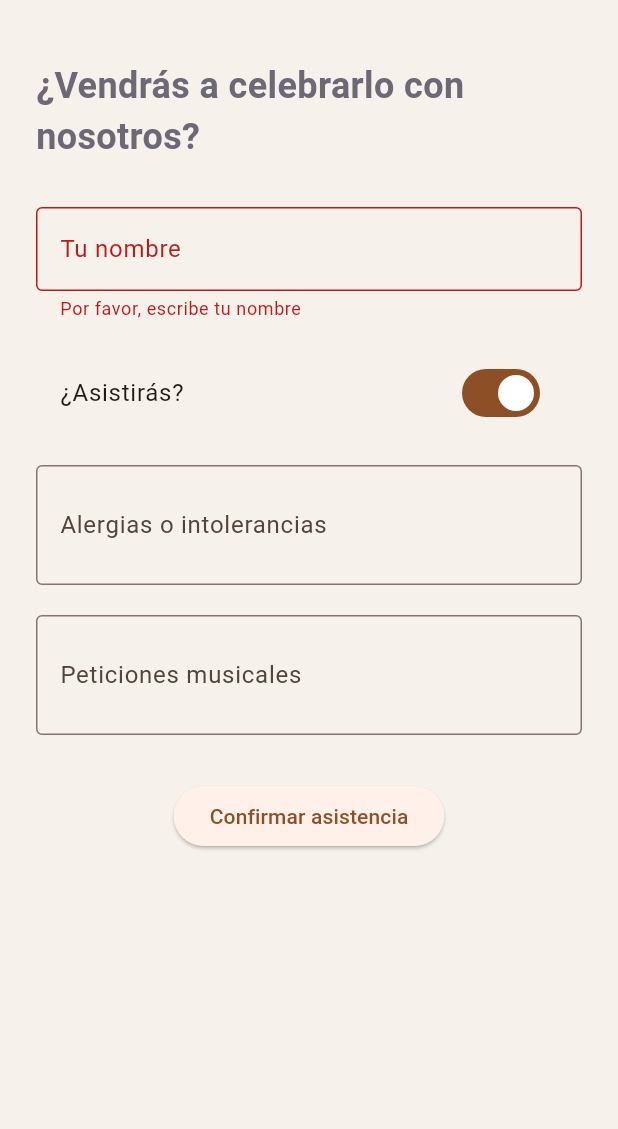
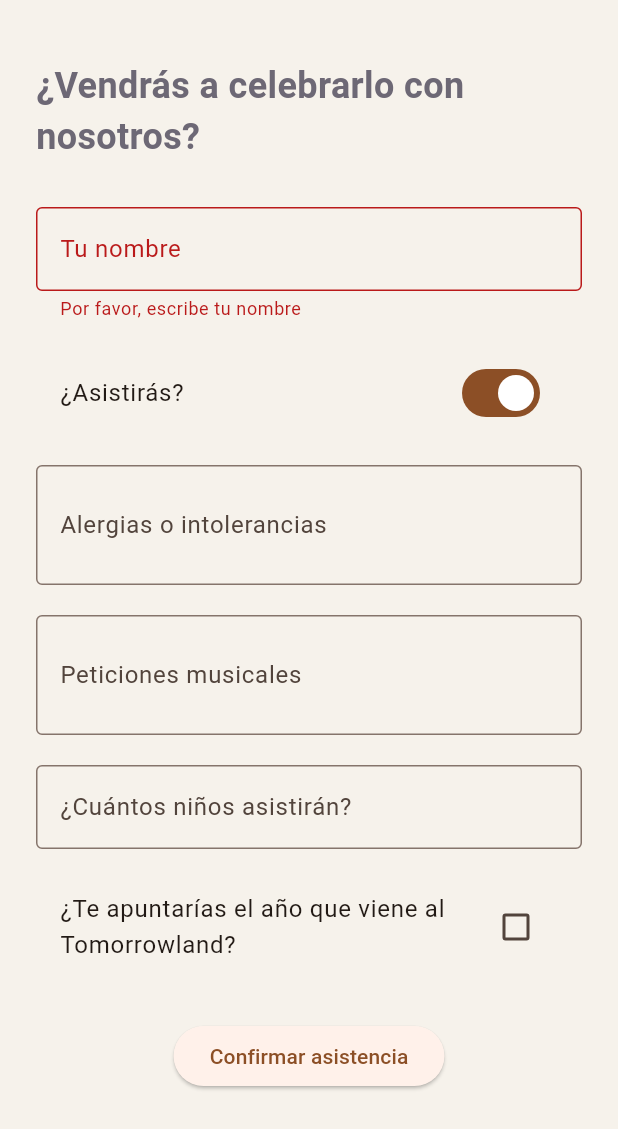
Before and after one commit to Arcas791/wedding_invite_app_web, a Flutter app: the screen it shows after launch, scrolled down 3296 dp, after a tap on "Confirmar asistencia", on a phone screen of 412 x 824 dp. Shown: the top 1129 px of the screen. Run offline on Flutter 3.47's test engine with Material 3 defaults, Android fonts, the light colour scheme and no system bars; our stand-ins replace go_router, just_audio; Roboto replaces fonts that are missing (Georgia).

Commit message:
Integración completa de RSVP con backend

```diff
--- /dev/null
+++ b/lib/core/constants/constants.dart
@@ -0,0 +1,2 @@
+const String kBaseUrl =
+    'https://weddinginviteappback-production.up.railway.app';
--- a/lib/features/wedding_invite/domain/entities/rsvp.dart
+++ b/lib/features/wedding_invite/domain/entities/rsvp.dart
@@ -3,11 +3,14 @@ class Rsvp {
   final bool isAttending;
   final String? allergies;
   final String? songRequests;
+  final String? children;
+  final bool tomorrowland;
 
-  Rsvp({
-    required this.name,
-    required this.isAttending,
-    this.allergies,
-    this.songRequests,
-  });
+  Rsvp(
+      {required this.name,
+      required this.isAttending,
+      this.allergies,
+      this.songRequests,
+      this.children,
+      required this.tomorrowland});
 }
--- a/lib/features/wedding_invite/domain/repositories/rsvp_repository.dart
+++ b/lib/features/wedding_invite/domain/repositories/rsvp_repository.dart
@@ -1,5 +1,5 @@
 import '../entities/rsvp.dart';
 
 abstract class RsvpRepository {
-  Future<void> saveRsvp(Rsvp rsvp);
+  Future<void> submitRSVP(Rsvp rsvp);
 }
--- a/lib/features/wedding_invite/domain/usecases/confirm_rsvp.dart
+++ b/lib/features/wedding_invite/domain/usecases/confirm_rsvp.dart
@@ -8,6 +8,6 @@ class ConfirmRsvp {
 
   Future<void> execute(Rsvp rsvp) async {
     // Aquí podrías validar, transformar o aplicar lógica
-    await repository.saveRsvp(rsvp);
+    await repository.submitRSVP(rsvp);
   }
 }
--- a/lib/features/wedding_invite/presentation/screens/rsvp_section.dart
+++ b/lib/features/wedding_invite/presentation/screens/rsvp_section.dart
@@ -1,8 +1,8 @@
 import 'package:flutter/material.dart';
+import 'package:flutter/services.dart';
 import '../../domain/entities/rsvp.dart';
 import '../../domain/usecases/confirm_rsvp.dart';
-import '../../data/repositories/fake_rsvp_repository.dart';
-
+import '../../data/repositories/rsvp_repository_impl.dart';
 
 class RsvpSection extends StatefulWidget {
   const RsvpSection({super.key});
@@ -16,7 +16,10 @@ class _RsvpSectionState extends State<RsvpSection> {
   final _nameController = TextEditingController();
   final _allergiesController = TextEditingController();
   final _songsController = TextEditingController();
+  final _childrenController = TextEditingController();
   bool attending = true;
+  bool wantsTomorrowland = false;
+  bool formSubmitted = false;
 
   void _submitForm() async {
     if (_formKey.currentState!.validate()) {
@@ -25,12 +28,19 @@ class _RsvpSectionState extends State<RsvpSection> {
           isAttending: attending,
           allergies: _allergiesController.text,
           songRequests: _songsController.text,
+          children: _childrenController.text,
+          tomorrowland: wantsTomorrowland
+          // puedes añadir los nuevos campos en la entidad si quieres persistirlos
           );
 
-      final repository = FakeRsvpRepository();
+      final repository = RsvpRepositoryImpl();
       final usecase = ConfirmRsvp(repository);
 
       await usecase.execute(rsvp);
+
+      setState(() {
+        formSubmitted = true;
+      });
 
       showDialog(
         context: context,
@@ -50,16 +60,28 @@ class _RsvpSectionState extends State<RsvpSection> {
       _nameController.clear();
       _allergiesController.clear();
       _songsController.clear();
-      setState(() => attending = true);
+      _childrenController.clear();
+      setState(() {
+        attending = true;
+        wantsTomorrowland = false;
+      });
     }
   }
 
   @override
   Widget build(BuildContext context) {
+    final isWide = MediaQuery.of(context).size.width > 600;
+
     return Container(
-      height: MediaQuery.of(context).size.height,
+      width: double.infinity,
       color: const Color(0xFFF6F2EB),
-      padding: const EdgeInsets.symmetric(vertical: 40, horizontal: 24),
+      padding: EdgeInsets.symmetric(
+        vertical: 40,
+        horizontal: isWide ? 100 : 24,
+      ),
+      child: Center(
+        child: ConstrainedBox(
+          constraints: const BoxConstraints(maxWidth: 700),
           child: Form(
             key: _formKey,
             child: Column(
@@ -109,6 +131,24 @@ class _RsvpSectionState extends State<RsvpSection> {
                   ),
                   maxLines: 2,
                 ),
+                const SizedBox(height: 20),
+                TextFormField(
+                  controller: _childrenController,
+                  keyboardType: TextInputType.number,
+                  inputFormatters: [FilteringTextInputFormatter.digitsOnly],
+                  decoration: const InputDecoration(
+                    labelText: '¿Cuántos niños asistirán?',
+                    border: OutlineInputBorder(),
+                  ),
+                ),
+                const SizedBox(height: 20),
+                CheckboxListTile(
+                  title: const Text(
+                      '¿Te apuntarías el año que viene al Tomorrowland?'),
+                  value: wantsTomorrowland,
+                  onChanged: (value) =>
+                      setState(() => wantsTomorrowland = value ?? false),
+                ),
                 const SizedBox(height: 30),
                 Center(
                   child: ElevatedButton(
@@ -116,7 +156,24 @@ class _RsvpSectionState extends State<RsvpSection> {
                     child: const Text('Confirmar asistencia'),
                   ),
                 ),
+                const SizedBox(height: 30),
+                if (formSubmitted)
+                  Center(
+                    child: Column(
+                      crossAxisAlignment: CrossAxisAlignment.center,
+                      children: const [
+                        Text('Número de cuenta para regalito 💌:'),
+                        SizedBox(height: 8),
+                        SelectableText(
+                          'ES76 1234 5678 9012 3456 7890',
+                          style: TextStyle(fontWeight: FontWeight.bold),
+                        ),
                       ],
+                    ),
+                  ),
+              ],
+            ),
+          ),
         ),
       ),
     );
--- a/lib/features/wedding_invite/presentation/screens/story_section.dart
+++ b/lib/features/wedding_invite/presentation/screens/story_section.dart
@@ -1,33 +1,80 @@
 import 'package:flutter/material.dart';
 
-class StorySection extends StatelessWidget {
+class StorySection extends StatefulWidget {
   const StorySection({super.key});
 
   @override
+  State<StorySection> createState() => _StorySectionState();
+}
+
+class _StorySectionState extends State<StorySection> {
+  late final PageController _pageController;
+  int _currentPage = 0;
+
+  @override
+  void initState() {
+    super.initState();
+    _pageController = PageController(viewportFraction: 0.8);
+  }
+
+  @override
+  void dispose() {
+    _pageController.dispose();
+    super.dispose();
+  }
+
+  void _goToPage(int index) {
+    _pageController.animateToPage(
+      index,
+      duration: const Duration(milliseconds: 300),
+      curve: Curves.easeInOut,
+    );
+  }
+
+  @override
   Widget build(BuildContext context) {
+    final isWide = MediaQuery.of(context).size.width > 800;
+
     return Container(
       height: MediaQuery.of(context).size.height,
-      color: const Color(0xFFF8EDEB), // fondo pastel
-      padding: const EdgeInsets.symmetric(vertical: 40, horizontal: 24),
+      color: const Color(0xFFF8EDEB),
+      padding: EdgeInsets.symmetric(
+        vertical: 40,
+        horizontal: isWide ? 100 : 24,
+      ),
       child: Column(
         crossAxisAlignment: CrossAxisAlignment.center,
         children: [
-          const Text(
+          Text(
             'Nuestra historia',
             style: TextStyle(
-              fontSize: 28,
+              fontSize: isWide ? 32 : 28,
               fontWeight: FontWeight.bold,
-              color: Color(0xFF6D6875),
+              color: const Color(0xFF6D6875),
             ),
           ),
           const SizedBox(height: 20),
+          Expanded(
+            child: isWide ? _buildWideLayout() : _buildColumnLayout(),
+          ),
+        ],
+      ),
+    );
+  }
+
+  Widget _buildColumnLayout() {
+    return Column(
+      children: [
         SizedBox(
-            height: 200,
+          height: 300,
           child: PageView(
+            controller: _pageController,
+            onPageChanged: (index) => setState(() => _currentPage = index),
+            physics: const PageScrollPhysics(),
             children: [
-                Image.asset('assets/images/historia1.jpg', fit: BoxFit.cover),
-                Image.asset('assets/images/historia2.jpg', fit: BoxFit.cover),
-                Image.asset('assets/images/historia3.jpg', fit: BoxFit.cover),
+              _buildImage('assets/images/historia1.jpg'),
+              _buildImage('assets/images/historia2.jpg'),
+              _buildImage('assets/images/historia3.jpg'),
             ],
           ),
         ),
@@ -35,9 +82,81 @@ class StorySection extends StatelessWidget {
         const Text(
           'Nos conocimos hace unos años...\nY desde entonces, cada paso nos ha traído hasta aquí.\nGracias por acompañarnos en este día tan especial.',
           textAlign: TextAlign.center,
-            style: TextStyle(fontSize: 16, color: Color(0xFF444444)),
+          style: TextStyle(
+            fontSize: 16,
+            color: Color(0xFF444444),
+          ),
         ),
       ],
+    );
+  }
+
+  Widget _buildWideLayout() {
+    return Row(
+      crossAxisAlignment: CrossAxisAlignment.center,
+      children: [
+        Expanded(
+          child: Column(
+            children: [
+              SizedBox(
+                height: 400,
+                child: PageView(
+                  controller: _pageController,
+                  onPageChanged: (index) =>
+                      setState(() => _currentPage = index),
+                  physics: const PageScrollPhysics(),
+                  children: [
+                    _buildImage('assets/images/historia1.jpg'),
+                    _buildImage('assets/images/historia2.jpg'),
+                    _buildImage('assets/images/historia3.jpg'),
+                  ],
+                ),
+              ),
+              const SizedBox(height: 10),
+              Row(
+                mainAxisAlignment: MainAxisAlignment.center,
+                children: [
+                  IconButton(
+                    onPressed: _currentPage > 0
+                        ? () => _goToPage(_currentPage - 1)
+                        : null,
+                    icon: const Icon(Icons.arrow_back_ios),
+                  ),
+                  IconButton(
+                    onPressed: _currentPage < 2
+                        ? () => _goToPage(_currentPage + 1)
+                        : null,
+                    icon: const Icon(Icons.arrow_forward_ios),
+                  ),
+                ],
+              )
+            ],
+          ),
+        ),
+        const SizedBox(width: 40),
+        const Expanded(
+          child: Text(
+            'Nos conocimos hace unos años...\nY desde entonces, cada paso nos ha traído hasta aquí.\nGracias por acompañarnos en este día tan especial.',
+            textAlign: TextAlign.center,
+            style: TextStyle(
+              fontSize: 18,
+              color: Color(0xFF444444),
+            ),
+          ),
+        ),
+      ],
+    );
+  }
+
+  Widget _buildImage(String path) {
+    return Center(
+      child: ClipRRect(
+        borderRadius: BorderRadius.circular(12),
+        child: Image.asset(
+          path,
+          fit: BoxFit.contain,
+          width: 300,
+        ),
       ),
     );
   }
--- a/pubspec.yaml
+++ b/pubspec.yaml
@@ -33,6 +33,7 @@ dependencies:
   go_router: ^13.0.0
   url_launcher: ^6.2.5
   just_audio: ^0.9.36
+  http: ^0.13.0
 
 
   # The following adds the Cupertino Icons font to your application.
```
Also changed, not shown: lib/features/wedding_invite/data/repositories/fake_rsvp_repository.dart (deleted, +0 -15 lines), lib/features/wedding_invite/data/repositories/rsvp_repository_impl.dart (added, +50 -0 lines), lib/features/wedding_invite/domain/models/guest.dart (added, +14 -0 lines), pubspec.lock, 2 other files. Lines whose indentation alone changed are shown as unchanged.
